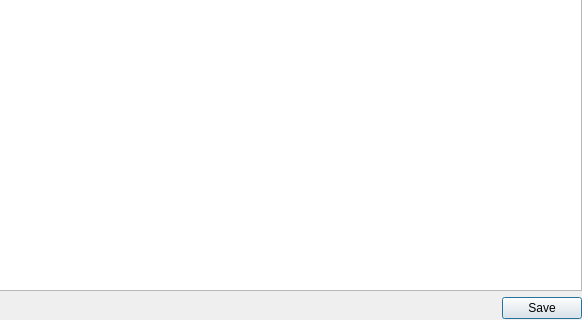
First picture: the form in src/Sigil/Form_Files/ReportsImageFilesWidget.ui, repository Sigil-Ebook/Sigil, before the edit; both pictures show x 418 to 1000 and y 280 to 600 of the 1000 by 600 pixel window.
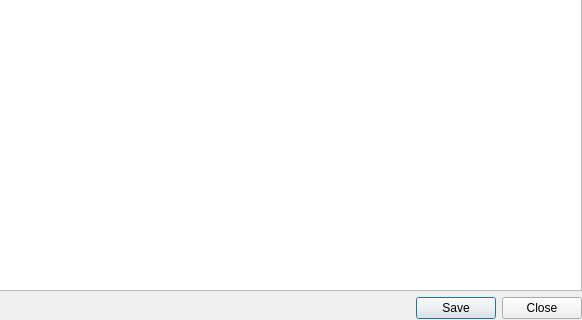
Second picture: the form after the edit. Icons and pictures are not drawn.

Commit message: Add close buttons to a few dialogs for consistency.

The edit to the form file:
```diff
--- a/src/Sigil/Form_Files/ReportsImageFilesWidget.ui
+++ b/src/Sigil/Form_Files/ReportsImageFilesWidget.ui
@@ -109,7 +109,7 @@
      <item>
       <widget class="QDialogButtonBox" name="buttonBox">
        <property name="standardButtons">
-        <set>QDialogButtonBox::Save</set>
+        <set>QDialogButtonBox::Close|QDialogButtonBox::Save</set>
        </property>
       </widget>
      </item>
```
The commit also changes 21 other files.
